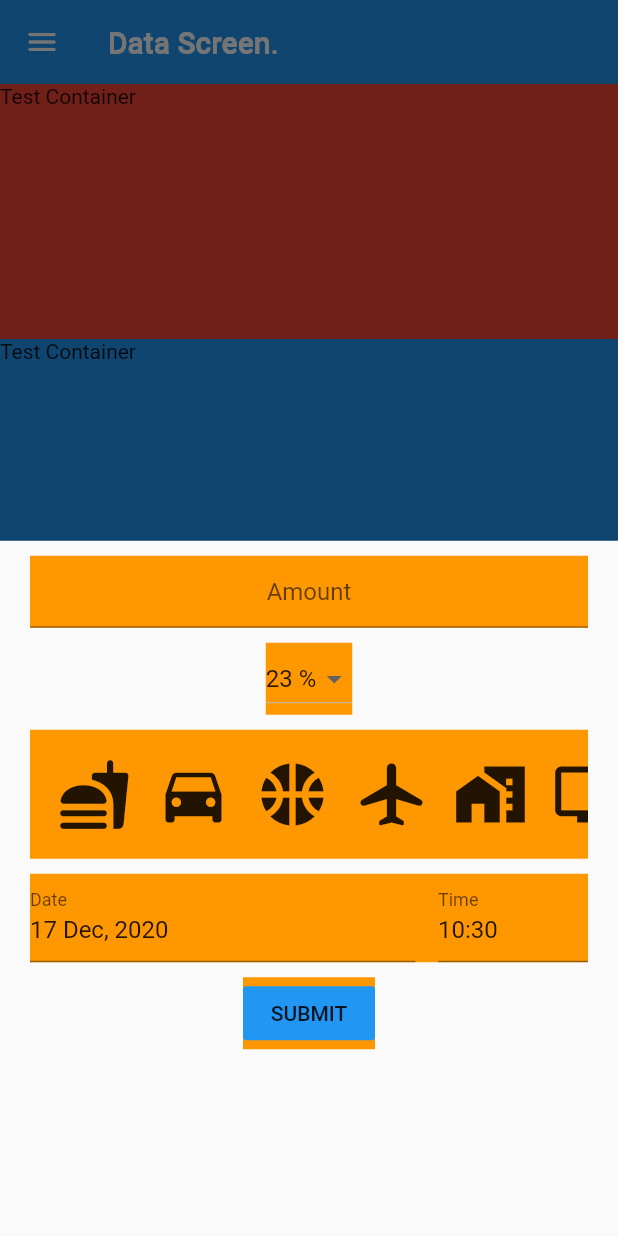
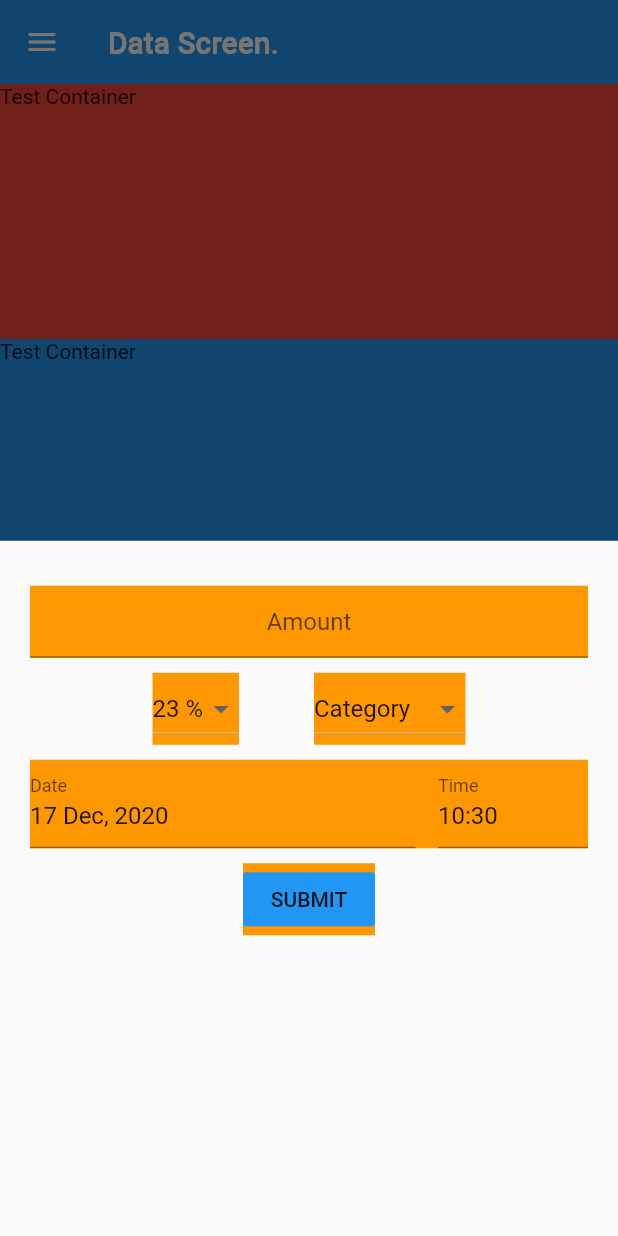
Before and after one commit to Przemek-Ter/Financial-App, a Flutter app: the screen it shows after launch, item 2 of the bottom bar chosen, after a tap on the "add" icon, on a phone screen of 412 x 824 dp. Run offline on Flutter 3.47's test engine with Material 2 defaults, Android fonts, the phone set to English and light mode, and no system bars; drawn by our look-alikes of date_time_picker.

```diff
--- a/lib/object_Classes/invoice.dart
+++ b/lib/object_Classes/invoice.dart
@@ -1,13 +1,12 @@
-
-import 'package:project_app2/object_Classes/category.dart';
 
 class Invoice {
   double amountValue;
   int taxValue;
-  Category category;
+  int categoryNumber;
+  String categoryName;
   String date;
 
-  Invoice(this.amountValue, this.taxValue, this.category, this.date);
+  Invoice(this.amountValue, this.taxValue, this.categoryNumber, this.categoryName, this.date);
 
   //Getters
   double getAmountValue() {
@@ -18,8 +17,12 @@ class Invoice {
     return this.taxValue;
   }
 
-  Category getCategory() {
-    return this.category;
+  int getCategoryNumber() {
+    return this.categoryNumber;
+  }
+
+  String getCategoryName() {
+    return this.categoryName;
   }
 
   String getDate() {
@@ -35,8 +38,8 @@ class Invoice {
     this.taxValue = taxValue;
   }
 
-  void setCategory(Category category) {
-    this.category = category;
+  void setCategory(int categoryNumber) {
+    this.categoryNumber = categoryNumber;
   }
 
   void setDate(String date) {
@@ -45,6 +48,6 @@ class Invoice {
 
   @override
   String toString() {
-    return 'Invoice{amountValue: $amountValue, taxValue: $taxValue, Category: {indexNumber: ${category.indexNumber}, name: ${category.name}}, date: $date}';
+    return 'Invoice{amountValue: $amountValue, taxValue: $taxValue, categoryNumber: $categoryNumber, categoryName: $categoryName, date: $date}';
   }
 }
--- a/lib/widgets/add_Button.dart
+++ b/lib/widgets/add_Button.dart
@@ -1,10 +1,8 @@
 import 'package:flutter/material.dart';
 import 'package:date_time_picker/date_time_picker.dart';
-import 'package:project_app2/object_Classes/category.dart';
 import 'package:project_app2/object_Classes/invoice.dart';
 
-//My Imports
-import 'categories_Slider.dart';
+
 
 class AddButton extends StatefulWidget {
   @override
@@ -14,11 +12,10 @@ class AddButton extends StatefulWidget {
 class _AddButtonState extends State<AddButton> {
 
   //Category field
-  CategoriesSlider categorySlider = CategoriesSlider();
+    int categoryNumber = 0;
 
   //Invoice
-  Invoice invoice = new Invoice(0, 23, new Category(0, 'No Category'), 'No Date');
-
+  Invoice invoice = new Invoice(1, 23, 0, 'No Category', 'No Date');
 
   @override
   Widget build(BuildContext context) {
@@ -38,7 +35,7 @@ class _AddButtonState extends State<AddButton> {
         child: Column(
           crossAxisAlignment: CrossAxisAlignment.center,
           children: [
-            SizedBox(height: 10),
+            SizedBox(height: 30),
 
             //Amount field
             Container(
@@ -61,6 +58,10 @@ class _AddButtonState extends State<AddButton> {
 
             SizedBox(height: 10),
 
+            //Tax and Category fields
+            Row(
+              mainAxisAlignment: MainAxisAlignment.center,
+              children: [
                 //Tax Field
                 Container(
                   margin: const EdgeInsets.fromLTRB(20, 0, 20, 0),
@@ -89,13 +90,48 @@ class _AddButtonState extends State<AddButton> {
                       }),
                 ),
 
-            SizedBox(height: 10),
+                SizedBox(width: 10),
 
                 //Category field
                 Container(
                   margin: const EdgeInsets.fromLTRB(20, 0, 20, 0),
                   color: Colors.orange,
-              child: categorySlider,
+                  child: DropdownButton(
+                    value: invoice.categoryNumber,
+                    items: [
+                      DropdownMenuItem(
+                        child: Text('Category'),
+                        value: 0,
+                      ),
+                      DropdownMenuItem(
+                        child: Text('Category 1'),
+                        value: 1,
+                      ),
+                      DropdownMenuItem(
+                        child: Text('Category 2'),
+                        value: 2,
+                      ),
+                    ],
+                    onChanged: (tmpNumber){
+                      setState(() {
+                        invoice.categoryNumber = tmpNumber;
+                        switch (tmpNumber){
+                          case 0:
+                            invoice.categoryName = 'No Category';
+                            break;
+                          case 1:
+                            invoice.categoryName = 'Category 1';
+                            break;
+                          case 2:
+                            invoice.categoryName = 'Category 2';
+                            break;
+                        }
+                        print('Category #${invoice.categoryNumber} named - ${invoice.categoryName} was pressed');
+                      });
+                    },
+                  ),
+                ),
+              ],
             ),
 
             SizedBox(height: 10),
--- a/lib/widgets/categories_Slider.dart
+++ b/lib/widgets/categories_Slider.dart
@@ -6,6 +6,7 @@ class CategoriesSlider extends StatelessWidget {
   //Category
   Category category = new Category(1, 'No Category');
 
+  //Constructor
   CategoriesSlider({this.category});
 
   @override
@@ -23,8 +24,10 @@ class CategoriesSlider extends StatelessWidget {
                 icon: Icon(Icons.fastfood_rounded),
                 iconSize: 50,
                 onPressed: () {
-                  Category tmpCategory = new Category(1, 'Food');
-                  category = tmpCategory;
+                  category.indexNumber = 1;
+                  category.name = 'Food';
+                  // Category tmpCategory = new Category(1, 'Food');
+                  // category = tmpCategory;
                   print('Category named ${category.name}, and number ${category.indexNumber} was pressed');
                 },
             ),
```
Lines whose indentation alone changed are shown as unchanged.
